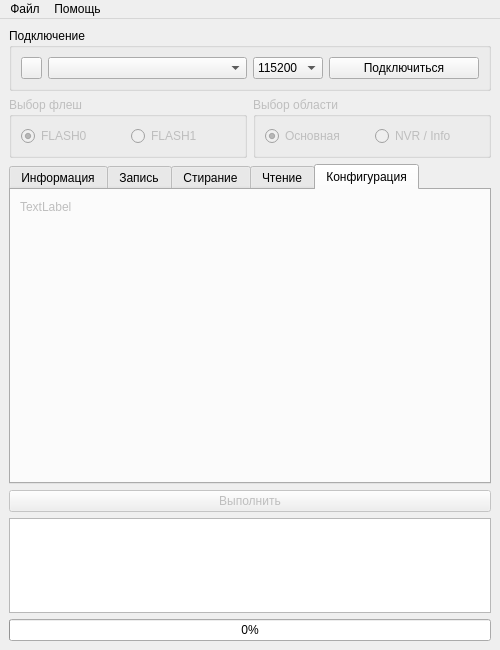
Above: app/ui/main.ui from ntsfv/flasher before the change. Below: the same form after it.
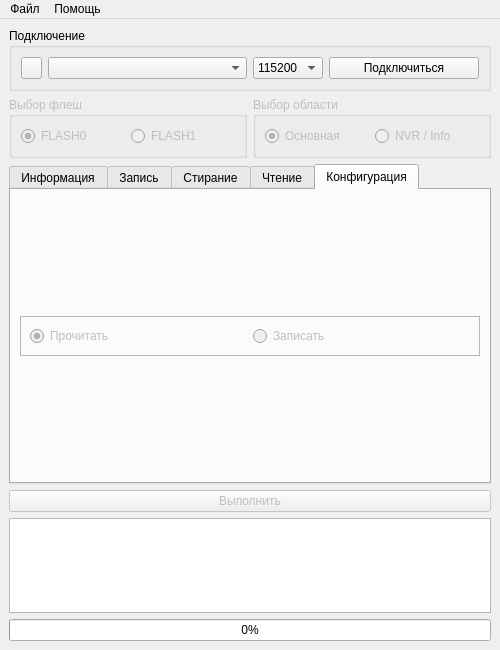
That is the form after the change. The open tabs and pages were chosen to show the change. Icons and pictures are not drawn.

Diff of the .ui file:
```diff
--- a/app/ui/main.ui
+++ b/app/ui/main.ui
@@ -988,19 +988,47 @@
        <attribute name="title">
         <string notr="true">Конфигурация</string>
        </attribute>
-       <widget class="QLabel" name="tconf_lab_test">
-        <property name="geometry">
-         <rect>
-          <x>9</x>
-          <y>9</y>
-          <width>57</width>
-          <height>16</height>
-         </rect>
-        </property>
-        <property name="text">
-         <string>TextLabel</string>
-        </property>
-       </widget>
+       <layout class="QVBoxLayout" name="verticalLayout_16">
+        <item>
+         <layout class="QVBoxLayout" name="tconfig_vbox">
+          <item>
+           <widget class="QFrame" name="tconfig_frm_oper">
+            <property name="maximumSize">
+             <size>
+              <width>16777215</width>
+              <height>40</height>
+             </size>
+            </property>
+            <property name="frameShape">
+             <enum>QFrame::StyledPanel</enum>
+            </property>
+            <property name="frameShadow">
+             <enum>QFrame::Raised</enum>
+            </property>
+            <layout class="QHBoxLayout" name="horizontalLayout_8">
+             <item>
+              <widget class="QRadioButton" name="tconfig_rbtn_read">
+               <property name="text">
+                <string notr="true">Прочитать</string>
+               </property>
+               <property name="checked">
+                <bool>true</bool>
+               </property>
+              </widget>
+             </item>
+             <item>
+              <widget class="QRadioButton" name="tconfig_rbtn_write">
+               <property name="text">
+                <string notr="true">Записать</string>
+               </property>
+              </widget>
+             </item>
+            </layout>
+           </widget>
+          </item>
+         </layout>
+        </item>
+       </layout>
       </widget>
      </widget>
     </item>
```
Left out of the diff: 33 changed lines with no effect on the pictures.
